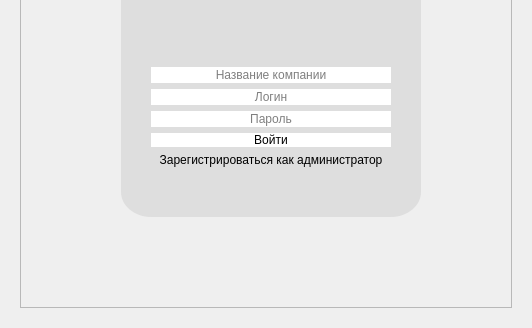
This is kursach/authwindow.ui in BadSnail11/Course-work-1 as Qt 5 draws it before an edit; both pictures show x 0 to 532 and y 204 to 532 of the 532 by 532 pixel window. The edited form follows.
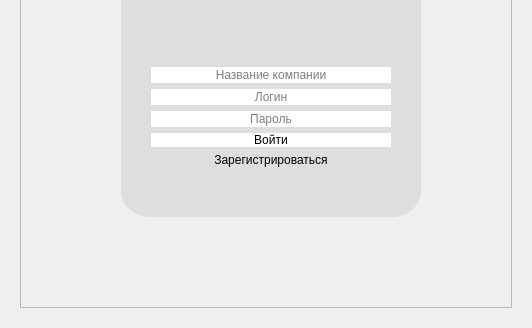
This is the edited form.

The edit to the form file:
```diff
--- a/kursach/authwindow.ui
+++ b/kursach/authwindow.ui
@@ -202,7 +202,7 @@
                <item>
                 <widget class="QPushButton" name="registrationButton">
                  <property name="text">
-                  <string>Зарегистрироваться как администратор</string>
+                  <string>Зарегистрироваться</string>
                  </property>
                  <property name="autoDefault">
                   <bool>false</bool>
```
